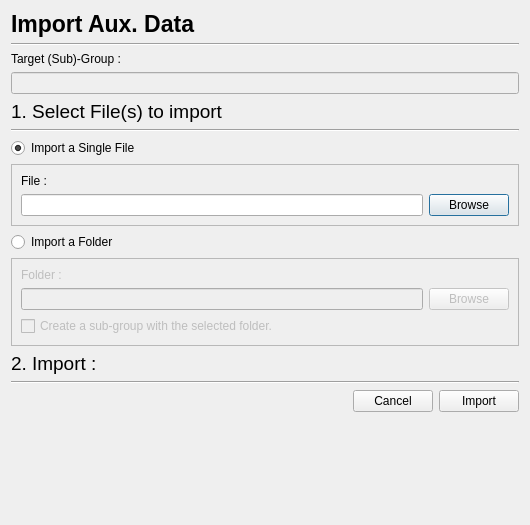
This is PhzQtUI/auxdir/PhzQtUI/DialogImportAuxData.ui in astrorama/Phosphoros as Qt 5 draws it before an edit. The edited form follows.
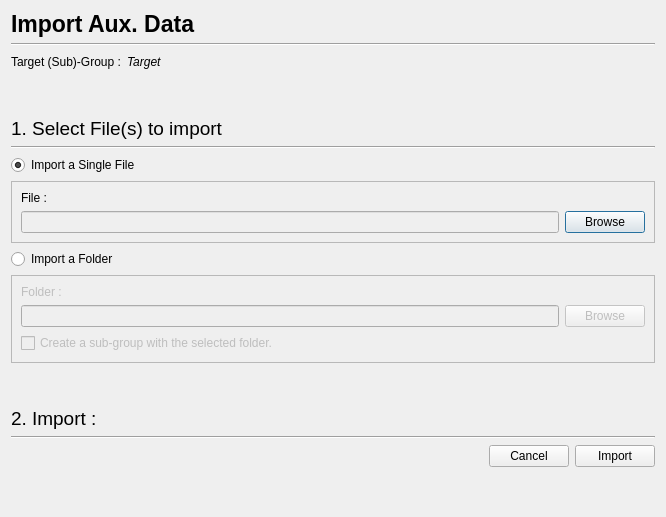
This is the edited form.

Commit message: Correct bug when navigating to the Analysis page without Survey defined, Put analysis progress bar in popups, change the corrections edition popups to a vertical layout

```diff
--- a/PhzQtUI/auxdir/PhzQtUI/DialogImportAuxData.ui
+++ b/PhzQtUI/auxdir/PhzQtUI/DialogImportAuxData.ui
@@ -6,8 +6,8 @@
    <rect>
     <x>0</x>
     <y>0</y>
-    <width>530</width>
-    <height>525</height>
+    <width>666</width>
+    <height>517</height>
    </rect>
   </property>
   <property name="windowTitle">
@@ -53,18 +53,53 @@
     </widget>
    </item>
    <item>
-    <widget class="QLabel" name="label">
-     <property name="text">
-      <string>Target (Sub)-Group :</string>
-     </property>
-    </widget>
+    <layout class="QHBoxLayout" name="horizontalLayout_5">
+     <item>
+      <widget class="QLabel" name="label">
+       <property name="text">
+        <string>Target (Sub)-Group :</string>
+       </property>
+      </widget>
+     </item>
+     <item>
+      <widget class="QLabel" name="txt_targetGroup">
+       <property name="font">
+        <font>
+         <italic>true</italic>
+        </font>
+       </property>
+       <property name="text">
+        <string>Target</string>
+       </property>
+      </widget>
+     </item>
+     <item>
+      <spacer name="horizontalSpacer">
+       <property name="orientation">
+        <enum>Qt::Horizontal</enum>
+       </property>
+       <property name="sizeHint" stdset="0">
+        <size>
+         <width>40</width>
+         <height>20</height>
+        </size>
+       </property>
+      </spacer>
+     </item>
+    </layout>
    </item>
    <item>
-    <widget class="QLineEdit" name="txt_targetGroup">
-     <property name="enabled">
-      <bool>false</bool>
+    <spacer name="verticalSpacer_2">
+     <property name="orientation">
+      <enum>Qt::Vertical</enum>
      </property>
-    </widget>
+     <property name="sizeHint" stdset="0">
+      <size>
+       <width>20</width>
+       <height>40</height>
+      </size>
+     </property>
+    </spacer>
    </item>
    <item>
     <widget class="QLabel" name="label_3">
@@ -115,6 +150,9 @@
        <layout class="QHBoxLayout" name="horizontalLayout">
         <item>
          <widget class="QLineEdit" name="txt_file">
+          <property name="enabled">
+           <bool>false</bool>
+          </property>
           <property name="readOnly">
            <bool>true</bool>
           </property>
@@ -182,6 +220,19 @@
      </layout>
     </widget>
    </item>
+   <item>
+    <spacer name="verticalSpacer_3">
+     <property name="orientation">
+      <enum>Qt::Vertical</enum>
+     </property>
+     <property name="sizeHint" stdset="0">
+      <size>
+       <width>20</width>
+       <height>40</height>
+      </size>
+     </property>
+    </spacer>
+   </item>
    <item>
     <widget class="QLabel" name="label_6">
      <property name="font">
```
The commit also changes 15 other files.
